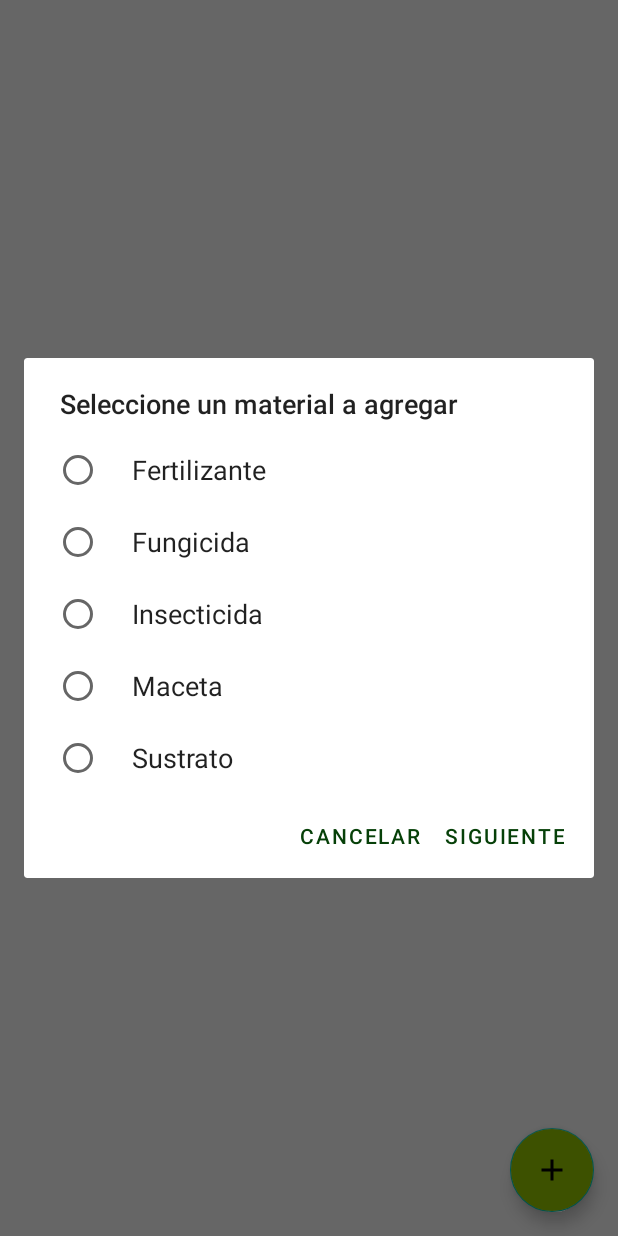
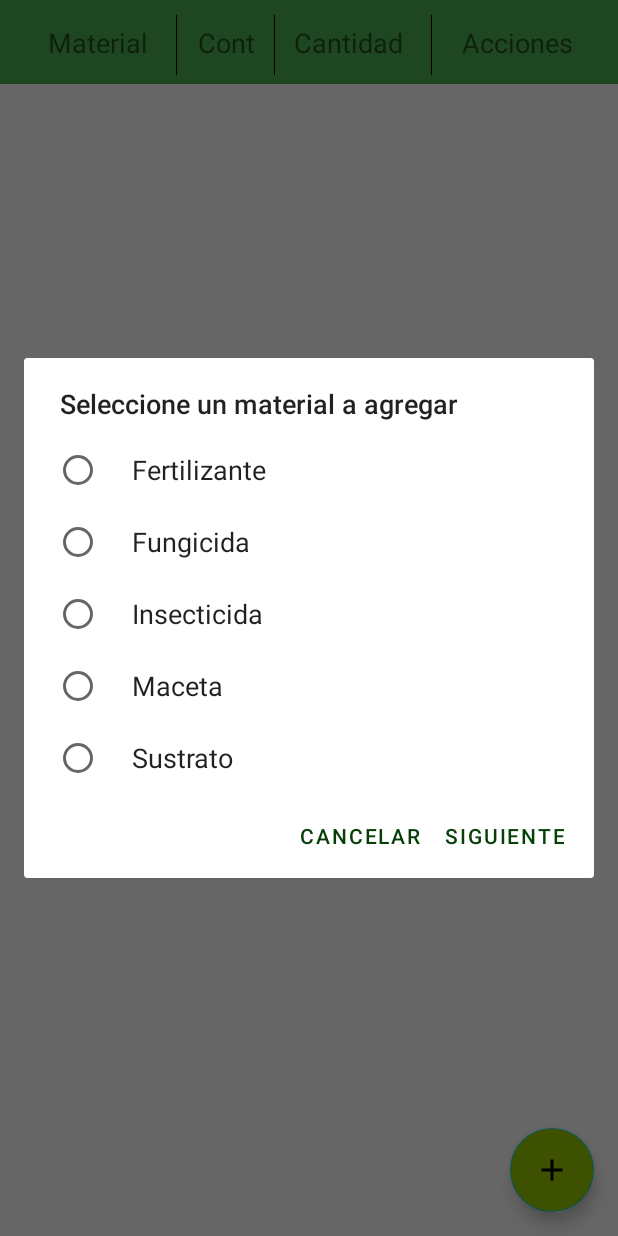
Before and after one commit to bmon-roots/roots, an Android app: the fragment ListMaterialFragment shown on its own in the app's theme, after a tap on an icon or button, on a phone screen of 412 x 824 dp. Run offline under Robolectric (Android 15) with nearby library versions, the phone set to English and light mode, and no system bars; our stand-ins replace Firebase (no records; nobody signed in at launch, a user with empty details on screens opened directly).

Commit message:
Se agrega header y correcciones visuales

```diff
--- a/app/src/main/res/layout/fragment_list_material.xml
+++ b/app/src/main/res/layout/fragment_list_material.xml
@@ -5,6 +5,91 @@
     android:layout_width="match_parent"
     android:layout_height="match_parent"
     tools:context=".ui.material.ListMaterialFragment">
+
+    <androidx.appcompat.widget.Toolbar
+        android:id="@+id/toolbar3"
+        android:layout_width="412dp"
+        android:layout_height="wrap_content"
+        android:background="@color/colorGreenBar"
+        android:minHeight="?attr/actionBarSize"
+        android:theme="?attr/actionBarTheme"
+        app:layout_constraintEnd_toEndOf="parent"
+        app:layout_constraintHorizontal_bias="0.0"
+        app:layout_constraintStart_toStartOf="parent"
+        app:layout_constraintTop_toTopOf="@+id/guideline11" />
+
+    <TextView
+        android:id="@+id/text_view_header_material"
+        android:layout_width="wrap_content"
+        android:layout_height="wrap_content"
+        android:layout_marginStart="32dp"
+        android:layout_marginTop="16dp"
+        android:text="Material"
+        android:textSize="18dp"
+        app:layout_constraintStart_toStartOf="parent"
+        app:layout_constraintTop_toTopOf="parent" />
+
+    <View
+        android:layout_width="0.1dp"
+        android:layout_height="40dp"
+        android:layout_marginTop="10dp"
+        android:background="@color/black"
+        app:layout_constraintEnd_toStartOf="@+id/text_view_header_contenido"
+        app:layout_constraintHorizontal_bias="0.571"
+        app:layout_constraintStart_toEndOf="@+id/text_view_header_material"
+        app:layout_constraintTop_toTopOf="parent" />
+
+    <TextView
+        android:id="@+id/text_view_header_contenido"
+        android:layout_width="wrap_content"
+        android:layout_height="wrap_content"
+        android:layout_marginStart="132dp"
+        android:layout_marginTop="16dp"
+        android:text="Cont"
+        android:textSize="18dp"
+        app:layout_constraintStart_toStartOf="parent"
+        app:layout_constraintTop_toTopOf="parent" />
+
+    <View
+        android:layout_width="0.1dp"
+        android:layout_height="40dp"
+        android:layout_marginTop="10dp"
+        android:background="@color/black"
+        app:layout_constraintEnd_toStartOf="@+id/text_view_header_cantidad"
+        app:layout_constraintStart_toEndOf="@+id/text_view_header_contenido"
+        app:layout_constraintTop_toTopOf="parent" />
+
+    <TextView
+        android:id="@+id/text_view_header_cantidad"
+        android:layout_width="wrap_content"
+        android:layout_height="wrap_content"
+        android:layout_marginStart="196dp"
+        android:layout_marginTop="16dp"
+        android:text="Cantidad"
+        android:textSize="18dp"
+        app:layout_constraintStart_toStartOf="parent"
+        app:layout_constraintTop_toTopOf="parent" />
+
+    <View
+        android:layout_width="0.1dp"
+        android:layout_height="40dp"
+        android:layout_marginTop="10dp"
+        android:background="@color/black"
+        app:layout_constraintEnd_toStartOf="@+id/text_view_header_acciones"
+        app:layout_constraintHorizontal_bias="0.475"
+        app:layout_constraintStart_toEndOf="@+id/text_view_header_cantidad"
+        app:layout_constraintTop_toTopOf="parent" />
+
+    <TextView
+        android:id="@+id/text_view_header_acciones"
+        android:layout_width="wrap_content"
+        android:layout_height="wrap_content"
+        android:layout_marginStart="308dp"
+        android:layout_marginTop="16dp"
+        android:text="Acciones"
+        android:textSize="18dp"
+        app:layout_constraintStart_toStartOf="parent"
+        app:layout_constraintTop_toTopOf="parent" />
 
     <androidx.recyclerview.widget.RecyclerView
         android:id="@+id/recyclerMateriales"
@@ -14,7 +99,9 @@
         app:layout_constraintBottom_toBottomOf="parent"
         app:layout_constraintEnd_toEndOf="parent"
         app:layout_constraintHorizontal_bias="0.0"
-        app:layout_constraintStart_toStartOf="parent" />
+        app:layout_constraintStart_toStartOf="parent"
+        app:layout_constraintTop_toBottomOf="@+id/toolbar3"
+        app:layout_constraintVertical_bias="0.056" />
 
     <com.google.android.material.floatingactionbutton.FloatingActionButton
         android:id="@+id/addMaterialBtn"
@@ -22,9 +109,16 @@
         android:layout_height="wrap_content"
         android:layout_marginEnd="16dp"
         android:layout_marginBottom="16dp"
+        android:backgroundTint="@android:color/holo_green_light"
         android:src="@drawable/ic_add"
         app:layout_constraintBottom_toBottomOf="parent"
-        app:layout_constraintEnd_toEndOf="parent"
-        android:backgroundTint="@android:color/holo_green_light"/>
+        app:layout_constraintEnd_toEndOf="parent" />
+
+    <androidx.constraintlayout.widget.Guideline
+        android:id="@+id/guideline11"
+        android:layout_width="wrap_content"
+        android:layout_height="wrap_content"
+        android:orientation="horizontal"
+        app:layout_constraintGuide_begin="0dp" />
 
 </androidx.constraintlayout.widget.ConstraintLayout>
--- a/app/src/main/res/layout/material_item.xml
+++ b/app/src/main/res/layout/material_item.xml
@@ -65,7 +65,7 @@
             android:layout_width="wrap_content"
             android:layout_height="wrap_content"
             android:layout_marginTop="4dp"
-            android:layout_marginEnd="48dp"
+            android:layout_marginEnd="32dp"
             android:layout_marginBottom="4dp"
             android:backgroundTint="@android:color/holo_green_light"
             android:src="@drawable/ic_add"
@@ -78,20 +78,19 @@
 
         <TextView
             android:id="@+id/text_view_cantidad"
-            android:layout_width="89dp"
-            android:layout_height="22dp"
+            android:layout_width="33dp"
+            android:layout_height="24dp"
             android:layout_marginTop="16dp"
-            android:layout_marginEnd="16dp"
+            android:layout_marginEnd="28dp"
             android:layout_marginBottom="13dp"
             android:layout_weight="1"
             android:gravity="left"
             android:text="20"
-            android:textAlignment="textEnd"
-            android:textSize="16sp"
+            android:textSize="18sp"
             app:layout_constraintBottom_toBottomOf="parent"
             app:layout_constraintEnd_toStartOf="@+id/substract_button"
             app:layout_constraintTop_toTopOf="parent"
-            app:layout_constraintVertical_bias="0.2" />
+            app:layout_constraintVertical_bias="0.285" />
 
     </androidx.constraintlayout.widget.ConstraintLayout>
 
```
